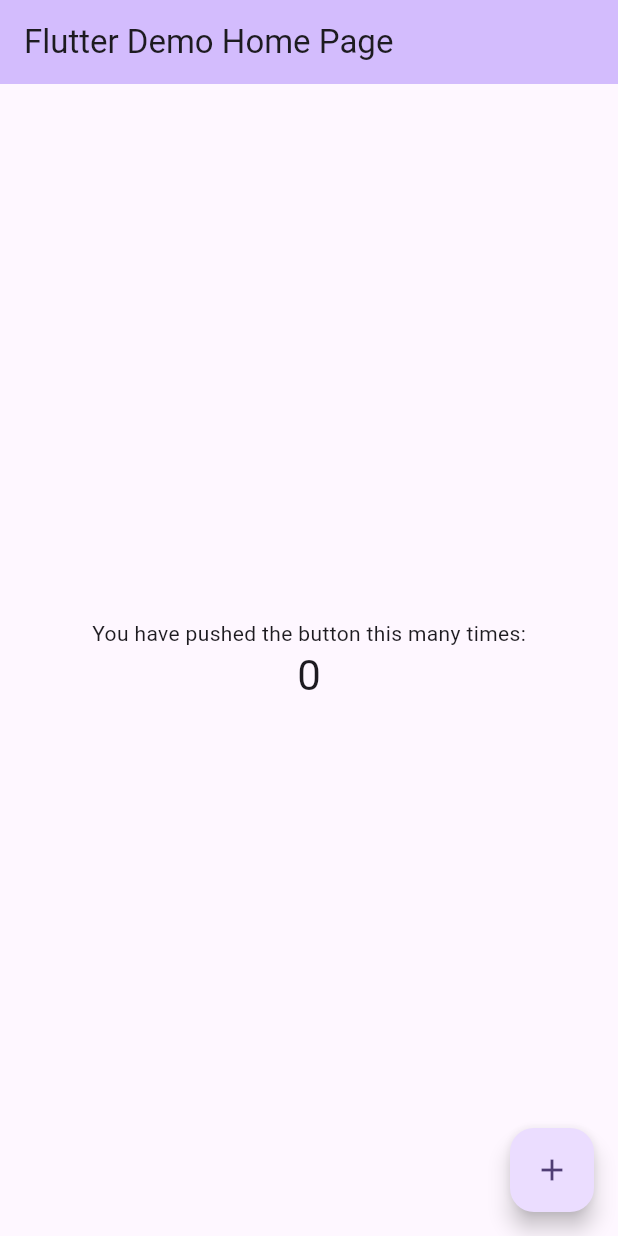
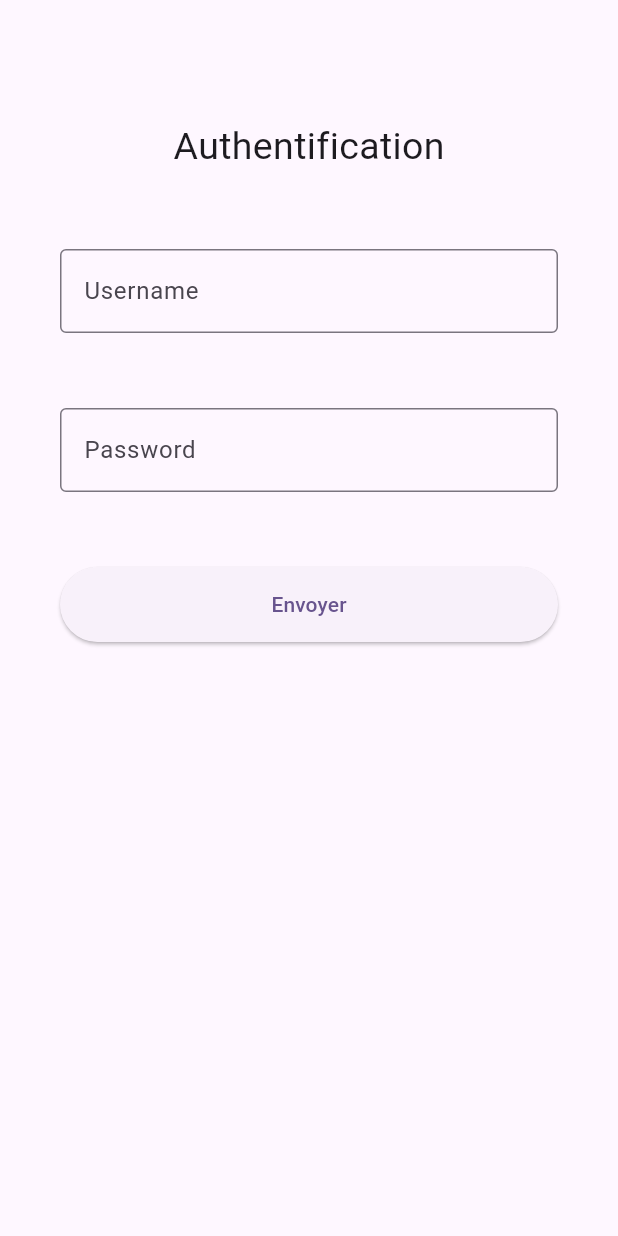
Before and after one commit to obidano/todo_flutter_solid, a Flutter app: the screen it shows after launch, on a phone screen of 412 x 824 dp. Run offline on Flutter 3.47's test engine with Material 3 defaults, Android fonts, the phone set to English and light mode, and no system bars; our stand-ins replace flutter_riverpod, riverpod, riverpod_annotation; generated files the repository leaves out were written again.

Commit message:
feat: state maangement with riverpod

```diff
--- a/lib/m_auth/business/datasource/auth_network_service.dart
+++ b/lib/m_auth/business/datasource/auth_network_service.dart
@@ -2,6 +2,7 @@
 import 'package:riverpod/riverpod.dart';
 import 'package:riverpod_annotation/riverpod_annotation.dart';
 
+import 'auth_network_service_final.dart';
 import 'auth_network_service_test.dart';
 
 part "auth_network_service.g.dart";
--- a/lib/m_auth/business/interactors/auth_interactors.dart
+++ b/lib/m_auth/business/interactors/auth_interactors.dart
@@ -17,7 +17,7 @@ class AuthInteractors{
 }
 
 @Riverpod(keepAlive: true)
-authInteractor(Ref ref){
+AuthInteractors authInteractor(Ref ref){
   var service= ref.watch(authServiceProvider);
   return AuthInteractors.build(service);
 }
--- a/lib/m_auth/pages/login/login_page.dart
+++ b/lib/m_auth/pages/login/login_page.dart
@@ -0,0 +1,63 @@
+import "package:flutter/material.dart";
+import "package:flutter_riverpod/flutter_riverpod.dart";
+import "package:todo_list/m_auth/pages/login/login_ctrl.dart";
+
+import "login_events.dart";
+
+class LoginPage extends ConsumerWidget {
+  @override
+  Widget build(BuildContext context, WidgetRef ref) {
+    var state= ref.watch(loginCtrlProvider);
+    ref.listen(loginCtrlProvider, (p, n){
+      print("valeur precedente ${p?.isLoading}");
+      print("Valeur actuelle ${n.isLoading}");
+    });
+    return Scaffold(
+        body: Container(
+          padding: EdgeInsets.symmetric(horizontal: 40),
+          child: Column(
+                children: [
+          SizedBox(
+            height: 80,
+          ),
+          Text("Authentification", style:TextStyle(fontSize: 25)),
+          if(state.isFormValid==false) Text("Formulaire invalide", style:TextStyle(fontSize: 15, color: Colors.red)),
+         if(state.isLoading) CircularProgressIndicator(),
+          SizedBox(
+            height: 50,
+          ),
+          TextField(
+            onChanged: (value) {
+              var ctrl= ref.read(loginCtrlProvider.notifier);
+              ctrl.eventListener(LoginEvents.saisieNom, value);
+            },
+            decoration: InputDecoration(
+              label: Text("Username"),
+                border: OutlineInputBorder()
+            ),
+          ),
+          SizedBox(
+            height: 50,
+          ),
+          TextField(
+            onChanged: (value) {
+              var ctrl= ref.read(loginCtrlProvider.notifier);
+              ctrl.eventListener(LoginEvents.saisieMotDePasse, value);
+            },
+            decoration: InputDecoration(
+              label: Text("Password"),
+              border: OutlineInputBorder()
+            ),
+          ),
+          SizedBox(
+            height: 50,
+          ),
+          SizedBox(width: double.infinity, height: 50,child: ElevatedButton(onPressed: () {
+            var ctrl= ref.read(loginCtrlProvider.notifier);
+            ctrl.eventListener(LoginEvents.validation);
+          }, child: Text("Envoyer")))
+                ],
+              ),
+        ));
+  }
+}
--- a/lib/main.dart
+++ b/lib/main.dart
@@ -1,7 +1,11 @@
 import 'package:flutter/material.dart';
+import "package:flutter_riverpod/flutter_riverpod.dart";
+
+import 'm_auth/pages/login/login_page.dart';
 
 void main() {
-  runApp(const MyApp());
+ // runApp(const MyApp());
+  runApp( ProviderScope( child: MyApp()   )  );
 }
 
 class MyApp extends StatelessWidget {
@@ -12,6 +16,7 @@ class MyApp extends StatelessWidget {
   Widget build(BuildContext context) {
     return MaterialApp(
       title: 'Flutter Demo',
+      debugShowCheckedModeBanner: false,
       theme: ThemeData(
         // This is the theme of your application.
         //
@@ -31,7 +36,7 @@ class MyApp extends StatelessWidget {
         colorScheme: ColorScheme.fromSeed(seedColor: Colors.deepPurple),
         useMaterial3: true,
       ),
-      home: const MyHomePage(title: 'Flutter Demo Home Page'),
+      home: LoginPage(),
     );
   }
 }
```
Also changed, not shown: lib/m_auth/pages/login/login_ctrl.dart (+34 -7 lines), lib/m_auth/pages/login/login_state.dart (+20 -4 lines), lib/m_auth/business/interactors/auth_interactors.g.dart, lib/m_auth/pages/login/login_ctrl.g.dart.
